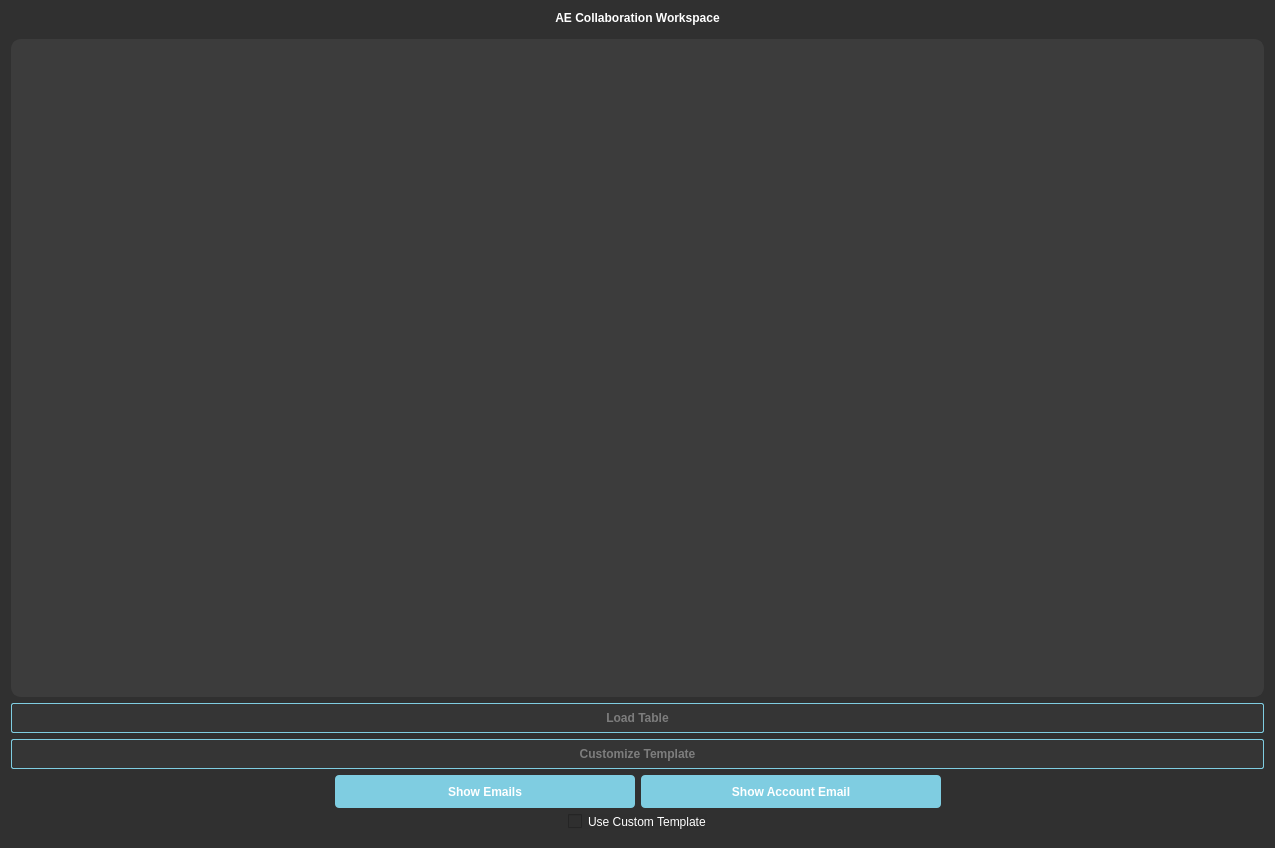
The window that ae_window.ui (caiocardoso28/redesigned_app) describes before a commit, drawn with Qt 5.
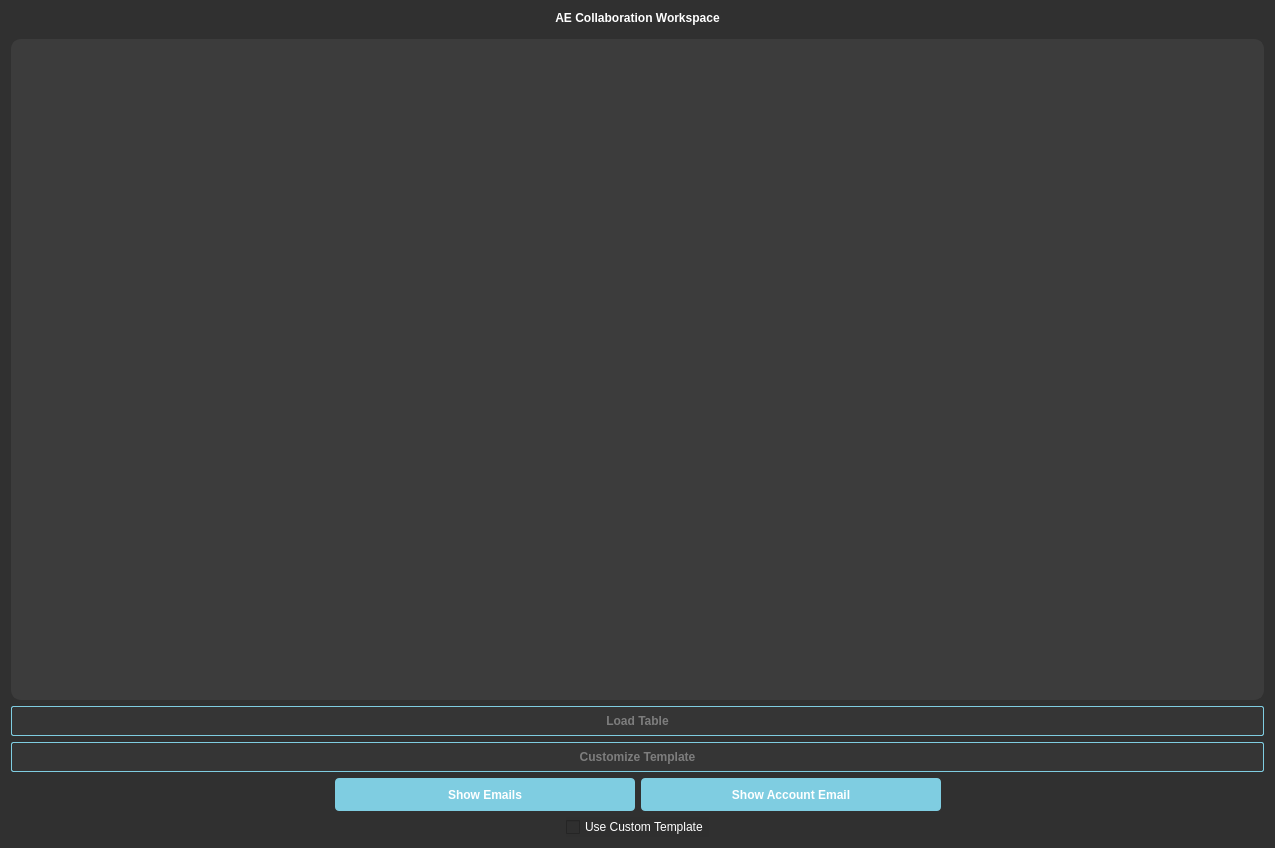
The same window after the commit.

Commit message: Made some changes to the UI & templating

```diff
--- a/ae_window.ui
+++ b/ae_window.ui
@@ -382,11 +382,17 @@
    </item>
    <item alignment="Qt::AlignHCenter">
     <widget class="QCheckBox" name="checkBox">
+     <property name="minimumSize">
+      <size>
+       <width>120</width>
+       <height>0</height>
+      </size>
+     </property>
      <property name="styleSheet">
       <string notr="true">QCheckBox{
     font: 10pt &quot;Arial&quot;;
     background-color: rgb(47, 47, 47);
-    margin-bottom: 8px
+    
 }</string>
      </property>
      <property name="text">
```
The commit also changes 2 other files.
